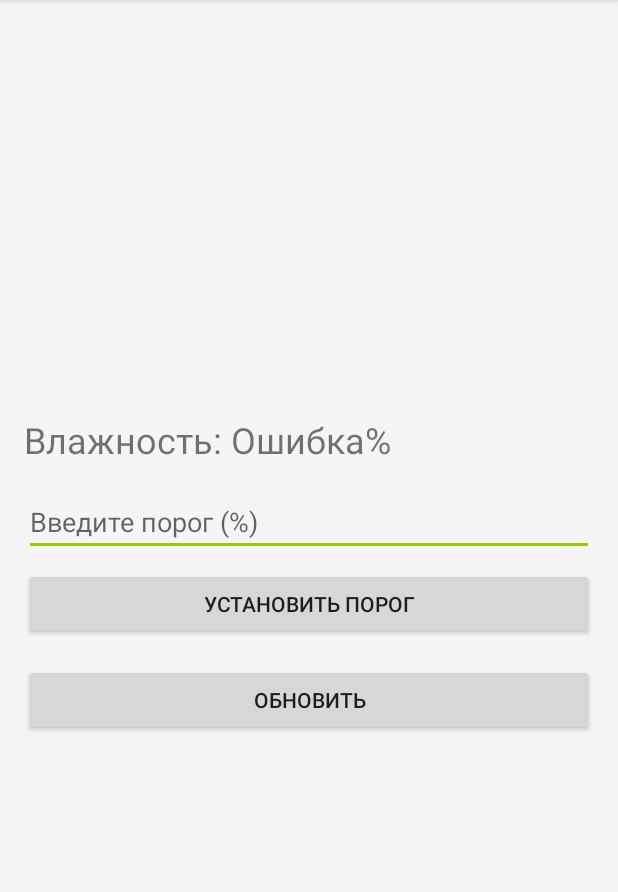
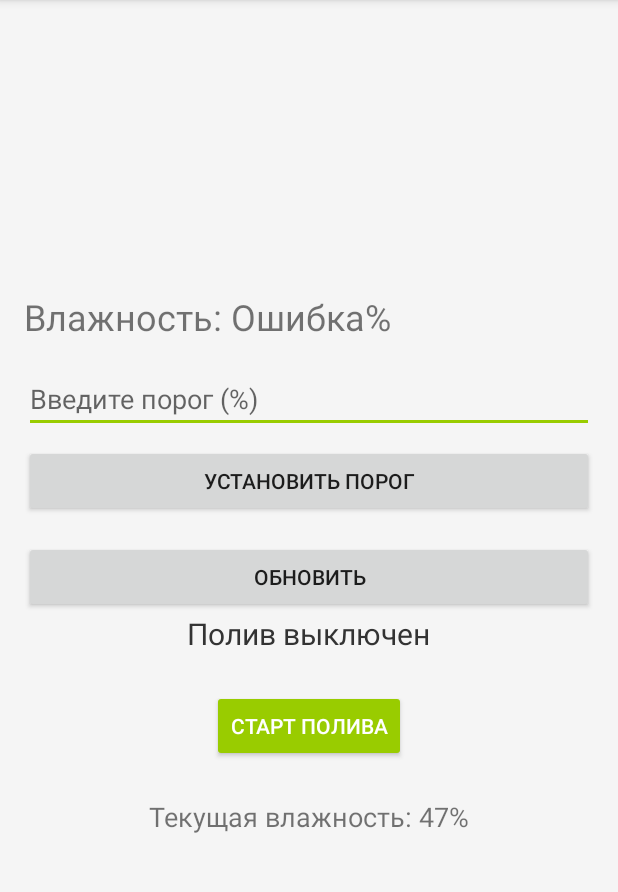
Before and after one commit to yzniq/POMDAES, an Android app built with Jetpack Compose: the screen it shows after launch (MainActivity), on a phone screen of 412 x 824 dp, the part 84-976 px from its top. Run offline under Robolectric (Android 15) with nearby library versions, the phone set to English and light mode, and no system bars.

Commit message:
Update AndroidApp

```diff
--- a/IrrigationApp/app/src/main/res/layout/activity_main.xml
+++ b/IrrigationApp/app/src/main/res/layout/activity_main.xml
@@ -36,4 +36,29 @@
         android:layout_width="match_parent"
         android:layout_height="wrap_content"
         android:layout_marginTop="16dp"/>
+    <TextView
+        android:id="@+id/statusTextView"
+        android:layout_width="wrap_content"
+        android:layout_height="wrap_content"
+        android:text="Полив выключен"
+        android:textSize="20sp"
+        android:textColor="#333333"
+        android:layout_marginBottom="24dp"/>
+
+    <Button
+        android:id="@+id/startButton"
+        android:layout_width="wrap_content"
+        android:layout_height="wrap_content"
+        android:text="Старт полива"
+        android:backgroundTint="@android:color/holo_green_light"
+        android:textColor="#FFFFFF"
+        android:layout_marginBottom="24dp"/>
+
+    <TextView
+        android:id="@+id/humidityTextView"
+        android:layout_width="wrap_content"
+        android:layout_height="wrap_content"
+        android:text="Текущая влажность: 47%"
+        android:textSize="18sp"
+        android:layout_marginBottom="16dp"/>
 </LinearLayout>
```
